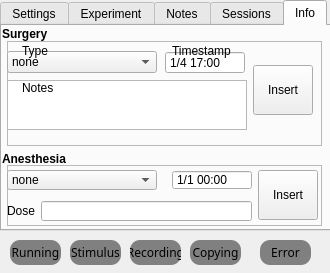
ef-lab/Experiments, file MasterRunner/form.ui: the form before one commit.
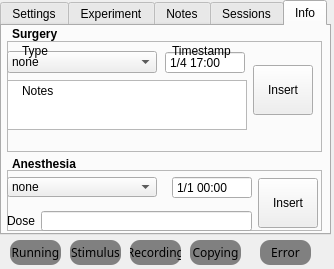
The form after the commit. The open tabs and pages were chosen to show the change. Icons and pictures are not drawn.

```diff
--- a/MasterRunner/form.ui
+++ b/MasterRunner/form.ui
@@ -12,8 +12,8 @@
    <rect>
     <x>0</x>
     <y>0</y>
-    <width>330</width>
-    <height>273</height>
+    <width>334</width>
+    <height>269</height>
    </rect>
   </property>
   <property name="windowTitle">
@@ -25,9 +25,27 @@
      <x>0</x>
      <y>0</y>
      <width>331</width>
-     <height>231</height>
+     <height>235</height>
     </rect>
    </property>
+   <property name="sizePolicy">
+    <sizepolicy hsizetype="Expanding" vsizetype="Fixed">
+     <horstretch>0</horstretch>
+     <verstretch>0</verstretch>
+    </sizepolicy>
+   </property>
+   <property name="minimumSize">
+    <size>
+     <width>0</width>
+     <height>200</height>
+    </size>
+   </property>
+   <property name="maximumSize">
+    <size>
+     <width>16777215</width>
+     <height>235</height>
+    </size>
+   </property>
    <property name="font">
     <font>
      <family>Arial</family>
@@ -1173,7 +1191,7 @@
      <property name="geometry">
       <rect>
        <x>20</x>
-       <y>52</y>
+       <y>55</y>
        <width>91</width>
        <height>19</height>
       </rect>
@@ -1199,7 +1217,7 @@
      <property name="geometry">
       <rect>
        <x>5</x>
-       <y>139</y>
+       <y>144</y>
        <width>315</width>
        <height>61</height>
       </rect>
@@ -1267,7 +1285,7 @@
         <x>0</x>
         <y>0</y>
         <width>311</width>
-        <height>61</height>
+        <height>67</height>
        </rect>
       </property>
       <layout class="QGridLayout" name="gridLayout_8">
@@ -1295,13 +1313,13 @@
          <property name="minimumSize">
           <size>
            <width>80</width>
-           <height>0</height>
+           <height>23</height>
           </size>
          </property>
          <property name="maximumSize">
           <size>
            <width>100</width>
-           <height>20</height>
+           <height>27</height>
           </size>
          </property>
          <property name="buttonSymbols">
@@ -1380,7 +1398,7 @@
        <x>5</x>
        <y>15</y>
        <width>315</width>
-       <height>105</height>
+       <height>111</height>
       </rect>
      </property>
      <property name="frameShape">
@@ -1398,14 +1416,14 @@
         <x>0</x>
         <y>10</y>
         <width>311</width>
-        <height>101</height>
+        <height>111</height>
        </rect>
       </property>
       <layout class="QGridLayout" name="gridLayout_4" rowstretch="0,0" columnstretch="0,0,0">
        <property name="sizeConstraint">
         <enum>QLayout::SetFixedSize</enum>
        </property>
-       <property name="horizontalSpacing">
+       <property name="spacing">
         <number>-1</number>
        </property>
        <item row="0" column="0">
@@ -1503,7 +1521,7 @@
     <widget class="QLabel" name="anesthesia_label_4">
      <property name="geometry">
       <rect>
-       <x>0</x>
+       <x>10</x>
        <y>0</y>
        <width>110</width>
        <height>15</height>
@@ -1523,8 +1541,8 @@
     <widget class="QLabel" name="anesthesia_label_5">
      <property name="geometry">
       <rect>
-       <x>0</x>
-       <y>125</y>
+       <x>10</x>
+       <y>130</y>
        <width>110</width>
        <height>15</height>
       </rect>
```
Left out of the diff: 100 changed lines with no effect on the pictures.
